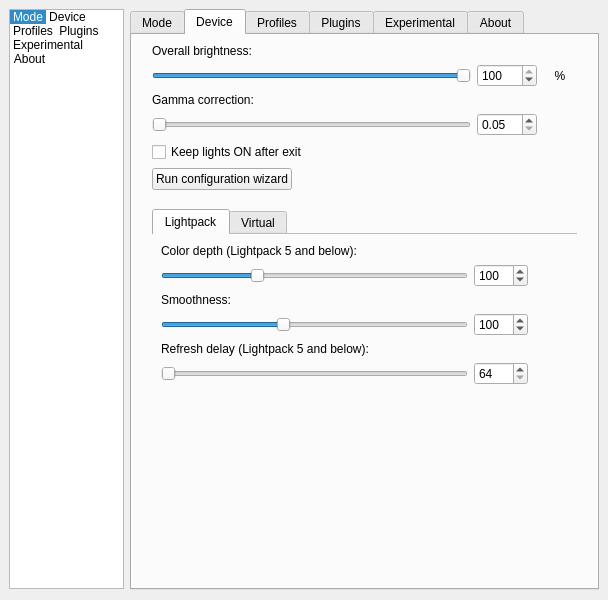
This is Software/src/SettingsWindow.ui in Atarity/Lightpack as Qt 5 draws it before an edit. The edited form follows.
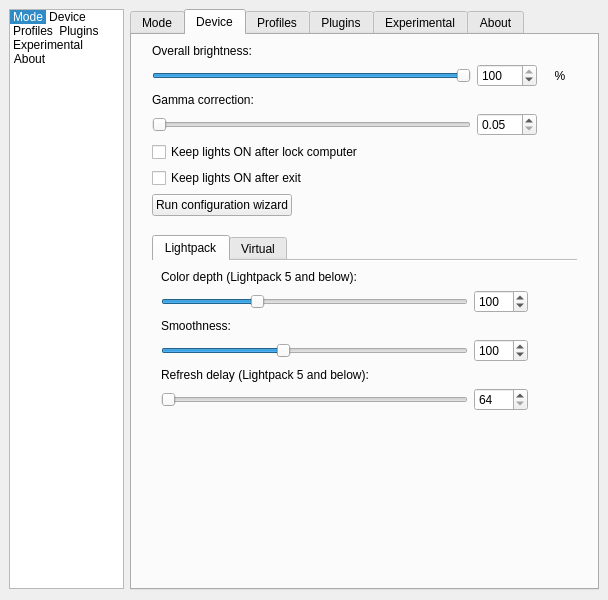
This is the edited form. Icons and pictures are not drawn. Custom widgets are drawn as their Qt base class.

Commit message: Added option to turn off lights when the user locks his/her computer.

The edit to the form file:
```diff
--- a/Software/src/SettingsWindow.ui
+++ b/Software/src/SettingsWindow.ui
@@ -1437,6 +1437,13 @@
           </widget>
          </widget>
         </item>
+        <item row="5" column="0">
+         <widget class="QCheckBox" name="checkBox_KeepLightsOnAfterLockComputer">
+          <property name="text">
+           <string>Keep lights ON after lock computer</string>
+          </property>
+         </widget>
+        </item>
        </layout>
       </widget>
       <widget class="QWidget" name="tabProfiles">
```
The commit also changes 8 other files.
